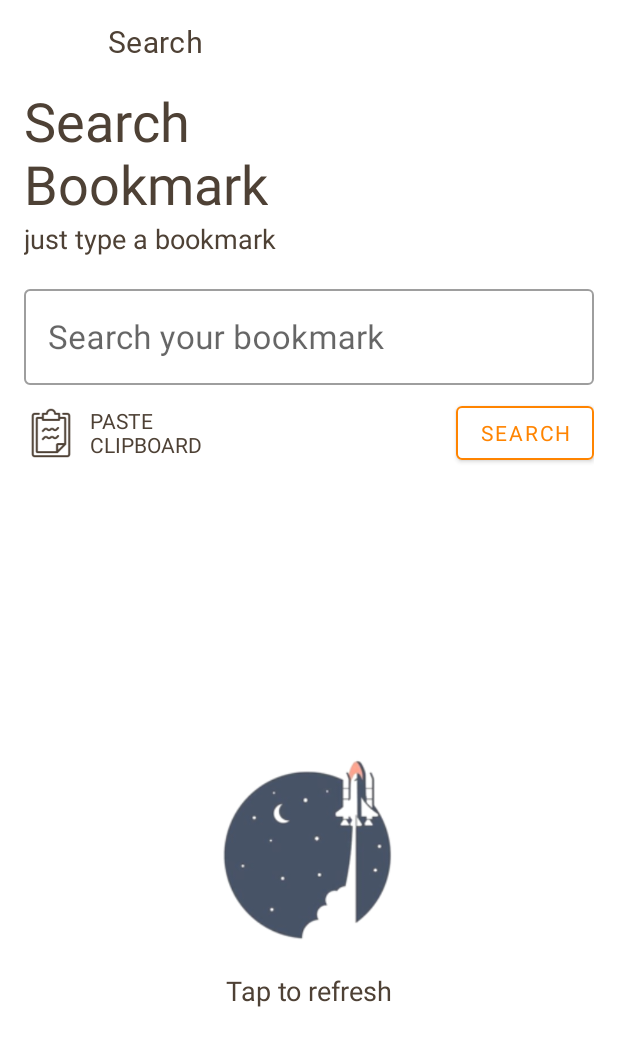
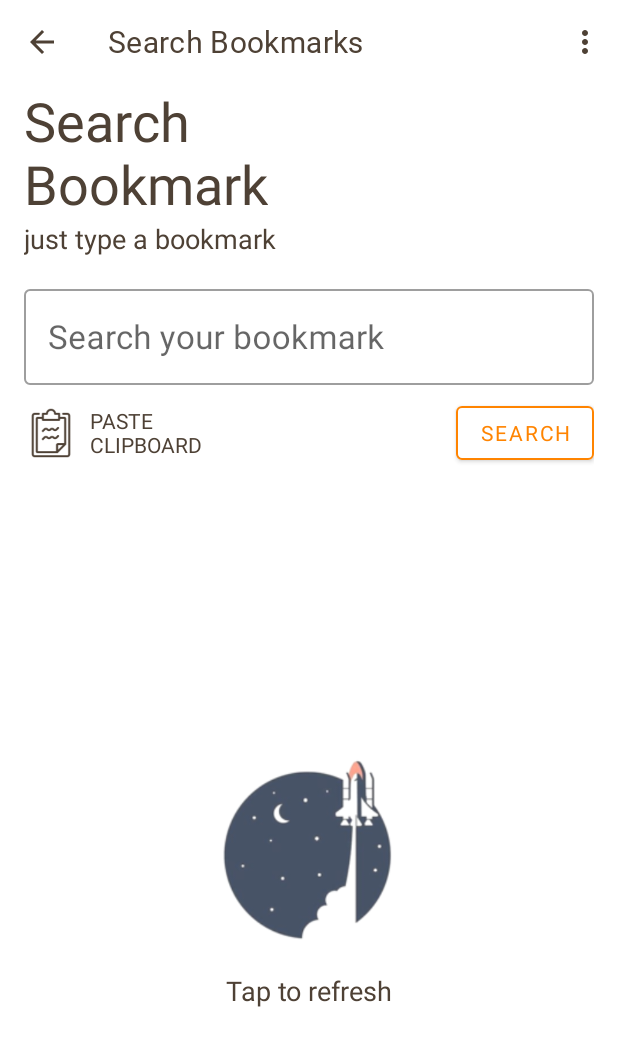
Before and after one commit to dadoz/MaterialBookmarkKotlin, an Android app: the SearchBookmarkFragment screen opened through its navigation route, on a phone screen of 412 x 824 dp. Shown: the top 1046 px of the screen. Run offline under Robolectric (Android 15) with nearby library versions, the phone set to English and light mode, and no system bars; our stand-ins replace Room's generated code, RxJava; libraries missing offline, so code that uses them is left out: khronos.toDate, khronos.toString, kotlinx.serialization; pictures from the network do not load; Roboto replaces fonts that are not available here; 7 statements that could not run were skipped.

Commit message:
major fix - set up navigation on actionbar

```diff
--- a/app/src/main/java/com/application/dev/david/materialbookmarkkot/modules/searchBookmark/SearchBookmarkFragment.kt
+++ b/app/src/main/java/com/application/dev/david/materialbookmarkkot/modules/searchBookmark/SearchBookmarkFragment.kt
@@ -75,13 +75,20 @@ class SearchBookmarkFragment : Fragment() {
         menuInflater.inflate(R.menu.menu_add_bookmark, menu)
     }
 
+    override fun onOptionsItemSelected(item: MenuItem): Boolean {
+        when (item.itemId) {
+            android.R.id.home -> navigation?.popBackStack()
+        }
+        return true
+    }
+
     /**
      * init actionbar
      */
     private fun initActionBar() {
         (activity as AppCompatActivity).setSupportActionBar(mbToolbarId)
         mbToolbarId.changeToolbarFont()
-        mbToolbarId.title = "Search"
+        mbToolbarId.title = getString(R.string.search_actionbar_string)
         mbToolbarId.visibility = View.VISIBLE
         (activity as AppCompatActivity).supportActionBar?.setDisplayHomeAsUpEnabled(true)
     }
--- a/app/src/main/res/values/strings.xml
+++ b/app/src/main/res/values/strings.xml
@@ -7,6 +7,8 @@
     <string name="tap_to_edit_label_string">Tap to edit your bookmark infos</string>
     <string name="update_label_button">UPDATE</string>
     <string name="save_label_button">SAVE</string>
+    <string name="search_actionbar_string">Search Bookmarks</string>
+    <string name="add_actionbar_string">Add new Bookmark</string>
 
     <!-- TODO: Remove or change this placeholder text -->
 </resources>
--- a/app/src/main/res/values/styles.xml
+++ b/app/src/main/res/values/styles.xml
@@ -7,14 +7,17 @@
         <item name="colorPrimaryDark">@color/colorBackgroundCardLight</item>
         <item name="colorAccent">@color/colorAccent</item>
         <item name="elevation">0dp</item>
-
         <item name="android:windowBackground">@android:color/white</item>
     </style>
+
     <style name="AppTheme.NoActionBar">
         <item name="windowActionBar">false</item>
         <item name="windowNoTitle">true</item>
     </style>
-    <style name="AppTheme.AppBarOverlay" parent="ThemeOverlay.AppCompat.Dark.ActionBar" />
+
+    <style name="AppTheme.AppBarOverlay" parent="ThemeOverlay.AppCompat.Dark.ActionBar" >
+        <item name="colorControlNormal">@color/colorAccent</item>
+    </style>
     <style name="AppTheme.PopupOverlay" parent="ThemeOverlay.AppCompat.Light" />
 
     <style name="MBMaterialCardviewStyle" parent="Widget.MaterialComponents.CardView" >
```
Also changed, not shown: app/src/main/java/com/application/dev/david/materialbookmarkkot/modules/addBookmark/AddBookmarkFragment.kt (+8 -1 lines).
